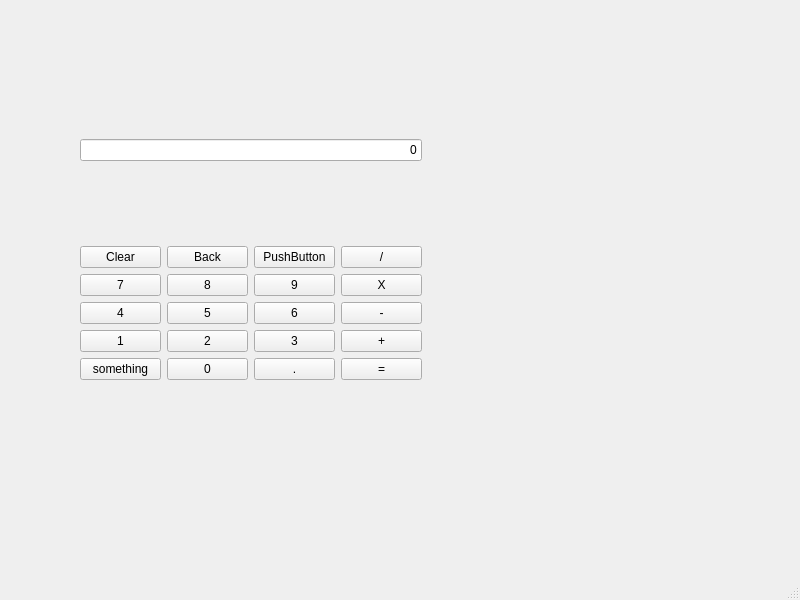
Before: the Qt Designer form mainwindow.ui in mathenjoyer69/Calculator-App, drawn with Qt 5.
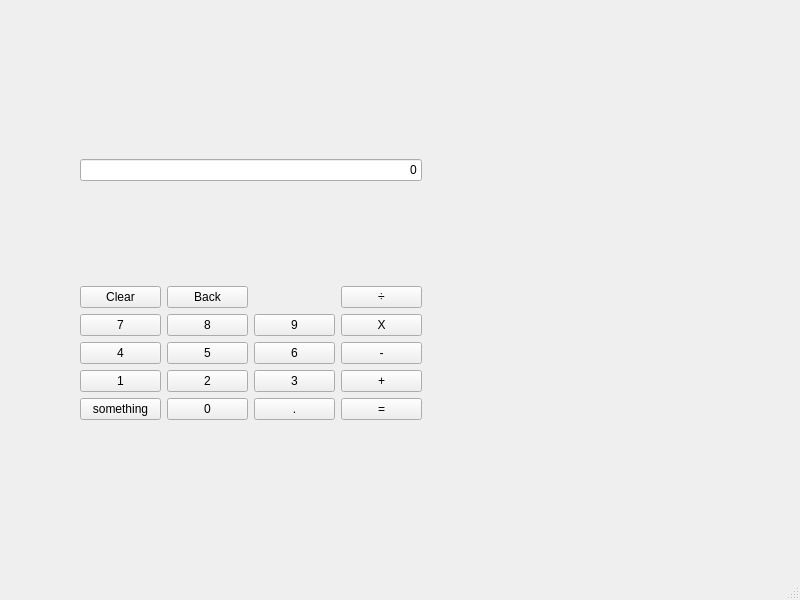
After: the same form once the commit is applied.

Commit message: coded functionality to all buttons

The edit to the form file:
```diff
--- a/mainwindow.ui
+++ b/mainwindow.ui
@@ -20,7 +20,7 @@
       <x>80</x>
       <y>60</y>
       <width>342</width>
-      <height>401</height>
+      <height>461</height>
      </rect>
     </property>
     <layout class="QVBoxLayout" name="verticalLayout">
@@ -64,13 +64,6 @@
          </property>
         </widget>
        </item>
-       <item row="0" column="2">
-        <widget class="QPushButton" name="pushButton_9">
-         <property name="text">
-          <string>PushButton</string>
-         </property>
-        </widget>
-       </item>
        <item row="3" column="0">
         <widget class="QPushButton" name="one">
          <property name="text">
@@ -95,7 +88,7 @@
        <item row="0" column="3">
         <widget class="QPushButton" name="Div">
          <property name="text">
-          <string>/</string>
+          <string>÷</string>
          </property>
         </widget>
        </item>
```
The commit also changes 2 other files.
